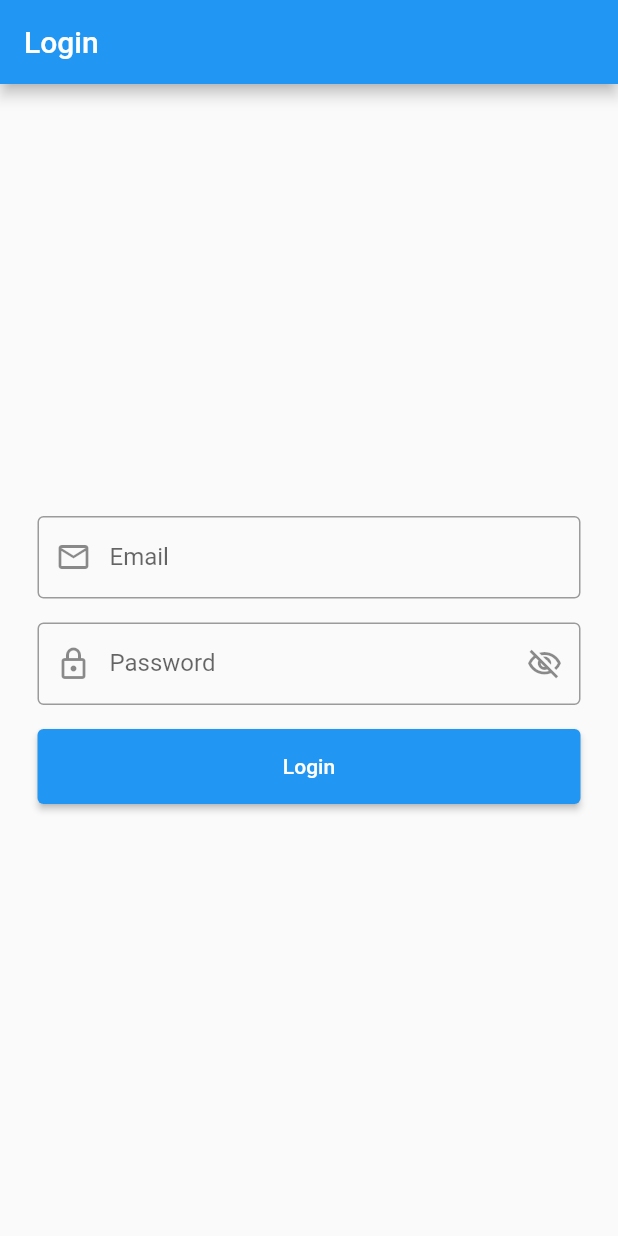
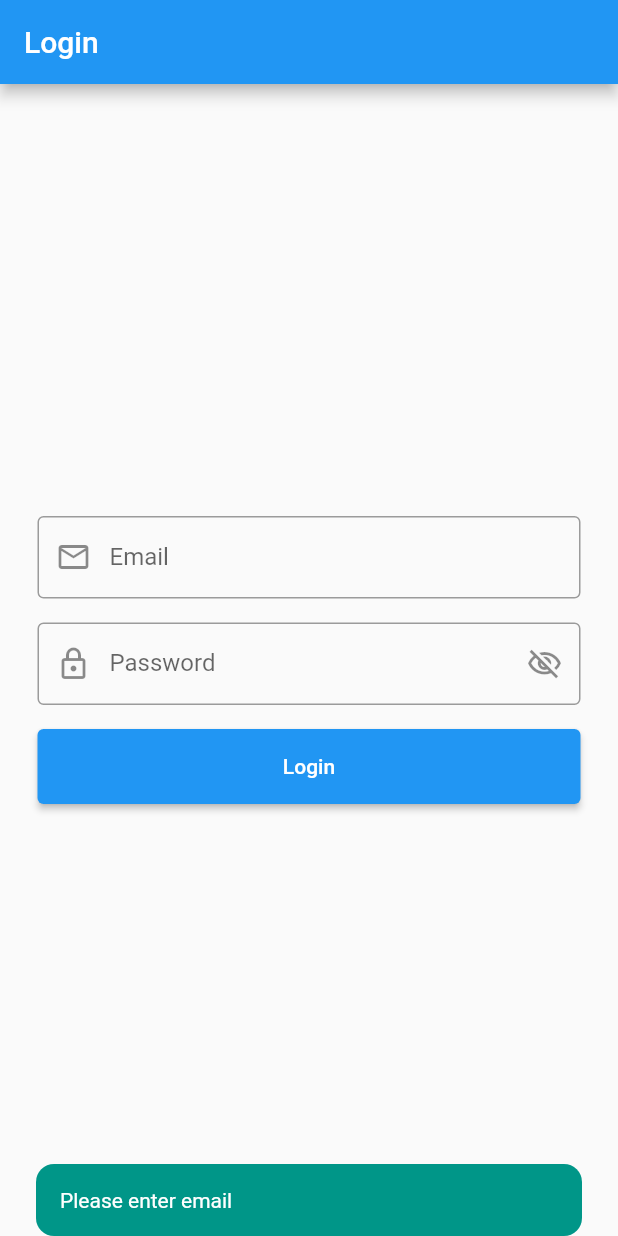
Before and after one commit to hafizflow/mvvm, a Flutter app: the screen it shows after launch, after a tap on "Login", on a phone screen of 412 x 824 dp. Run offline on Flutter 3.47's test engine with Material 3 defaults, Android fonts, the phone set to English and light mode, and no system bars; drawn by our look-alikes of another_flushbar; our stand-ins replace fluttertoast.

Commit message:
login api

```diff
--- a/lib/main.dart
+++ b/lib/main.dart
@@ -1,7 +1,8 @@
 import 'package:flutter/material.dart';
 import 'package:mvvm/utils/routes/routes.dart';
 import 'package:mvvm/utils/routes/routes_name.dart';
-import 'package:mvvm/view/login_screen.dart';
+import 'package:mvvm/view_model/auth_view_model.dart';
+import 'package:provider/provider.dart';
 
 void main() {
   runApp(const MyApp());
@@ -12,11 +13,16 @@ class MyApp extends StatelessWidget {
 
   @override
   Widget build(BuildContext context) {
-    return MaterialApp(
-      debugShowCheckedModeBanner: false,
-      initialRoute: RoutesName.login,
-      onGenerateRoute: Routes.generateRoute,
-      theme: ThemeData(useMaterial3: false),
+    return MultiProvider(
+      providers: [
+        ChangeNotifierProvider(create: (_) => AuthViewModel()),
+      ],
+      child: MaterialApp(
+        debugShowCheckedModeBanner: false,
+        initialRoute: RoutesName.login,
+        onGenerateRoute: Routes.generateRoute,
+        theme: ThemeData(useMaterial3: false),
+      ),
     );
   }
 }
--- /dev/null
+++ b/lib/resorces/app_colors.dart
@@ -0,0 +1,6 @@
+import 'dart:ui';
+
+class AppColors {
+  static const Color blackColor = Color(0x0ff00000);
+  static const Color whiteColor = Color(0x0fffffff);
+}
--- /dev/null
+++ b/lib/resorces/app_url.dart
@@ -0,0 +1,6 @@
+class AppUrl {
+  static String baseUrl = 'https://reqres.in';
+
+  static String loginEndPoint = '$baseUrl/api/login';
+  static String registrationEndPoint = '$baseUrl/api/register';
+}
--- a/lib/utils/utils.dart
+++ b/lib/utils/utils.dart
@@ -19,6 +19,7 @@ class Utils {
         duration: const Duration(seconds: 2),
         margin: const EdgeInsets.symmetric(horizontal: 24),
         borderRadius: BorderRadius.circular(12),
+        backgroundColor: Colors.teal,
       )..show(context),
     );
   }
--- a/lib/view/login_screen.dart
+++ b/lib/view/login_screen.dart
@@ -1,5 +1,8 @@
 import 'package:flutter/material.dart';
 import 'package:mvvm/resorces/components/custom_elevated_button.dart';
+import 'package:mvvm/utils/utils.dart';
+import 'package:mvvm/view_model/auth_view_model.dart';
+import 'package:provider/provider.dart';
 
 import '../resorces/components/custom_text_field.dart';
 
@@ -18,6 +21,8 @@ class _LoginScreenState extends State<LoginScreen> {
 
   @override
   Widget build(BuildContext context) {
+    final authViewModel = Provider.of<AuthViewModel>(context);
+
     return Scaffold(
       appBar: AppBar(
         title: const Text('Login'),
@@ -28,7 +33,7 @@ class _LoginScreenState extends State<LoginScreen> {
           mainAxisAlignment: MainAxisAlignment.center,
           children: [
             CustomTextField(
-              controller: _passwordController,
+              controller: _emailController,
               hintText: "Email",
               label: "Email",
               prefixIcon: Icons.email_outlined,
@@ -38,7 +43,7 @@ class _LoginScreenState extends State<LoginScreen> {
             ValueListenableBuilder(
               builder: (context, value, _) {
                 return CustomTextField(
-                  controller: _emailController,
+                  controller: _passwordController,
                   hintText: "Password",
                   label: "Password",
                   prefixIcon: Icons.lock_outlined,
@@ -57,8 +62,23 @@ class _LoginScreenState extends State<LoginScreen> {
             const SizedBox(height: 16),
             CustomElevatedButton(
               title: 'Login',
-              loading: false,
-              onPressed: () {},
+              loading: authViewModel.loading,
+              onPressed: () {
+                if (_emailController.text.isEmpty) {
+                  Utils.flushBar('Please enter email', context);
+                } else if (_passwordController.text.isEmpty) {
+                  Utils.flushBar('Please enter password', context);
+                } else if (_passwordController.text.length < 6) {
+                  Utils.flushBar(
+                      'Password must be more then 6 character', context);
+                } else {
+                  Map data = {
+                    'email': _emailController.text.trim(),
+                    'password': _passwordController.text,
+                  };
+                  authViewModel.loginApi(data, context);
+                }
+              },
             )
           ],
         ),
--- /dev/null
+++ b/lib/view_model/auth_view_model.dart
@@ -0,0 +1,32 @@
+import 'dart:developer';
+
+import 'package:flutter/cupertino.dart';
+import 'package:flutter/foundation.dart';
+import 'package:mvvm/repository/auth_repository.dart';
+import 'package:mvvm/utils/routes/routes_name.dart';
+
+import '../utils/utils.dart';
+
+class AuthViewModel extends ChangeNotifier {
+  final _myRepository = AuthRepository();
+
+  bool _loading = false;
+  bool get loading => _loading;
+
+  setLoading(bool value) {
+    _loading = value;
+    notifyListeners();
+  }
+
+  Future<void> loginApi(dynamic data, BuildContext context) async {
+    setLoading(true);
+    _myRepository.loginApi(data).then((value) {
+      setLoading(false);
+      Navigator.pushNamed(context, RoutesName.home);
+      Utils.flushBar('Login Successful', context);
+    }).onError((error, stackTrace) {
+      setLoading(false);
+      Utils.flushBar(error.toString(), context);
+    });
+  }
+}
```
Also changed, not shown: lib/repository/auth_repository.dart (added, +29 -0 lines).
